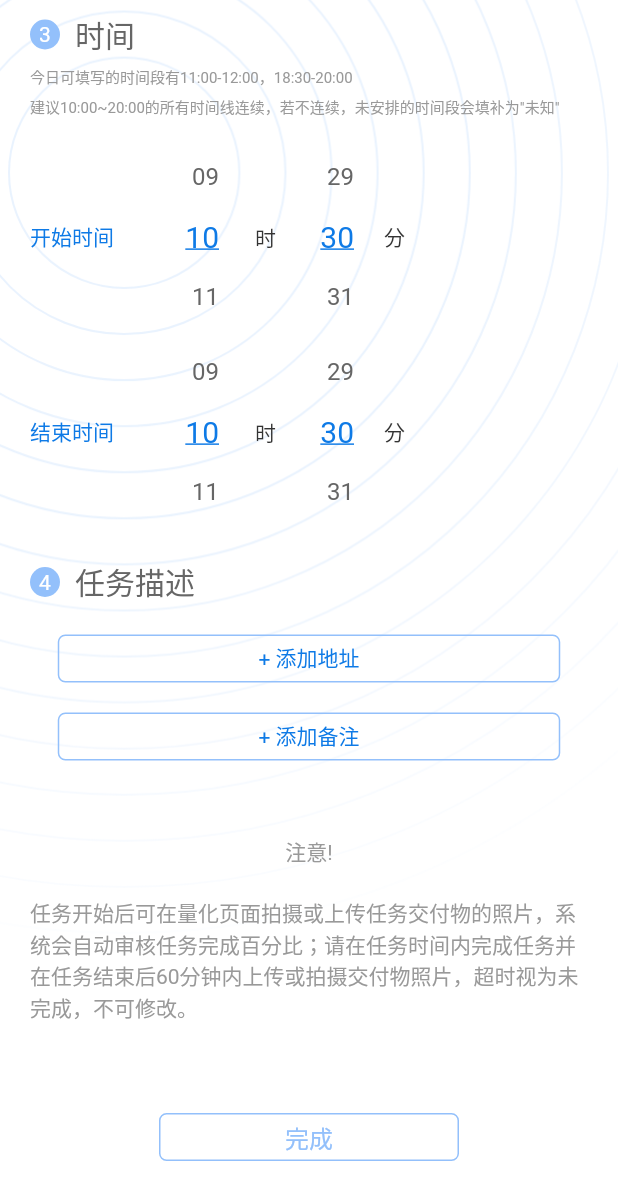
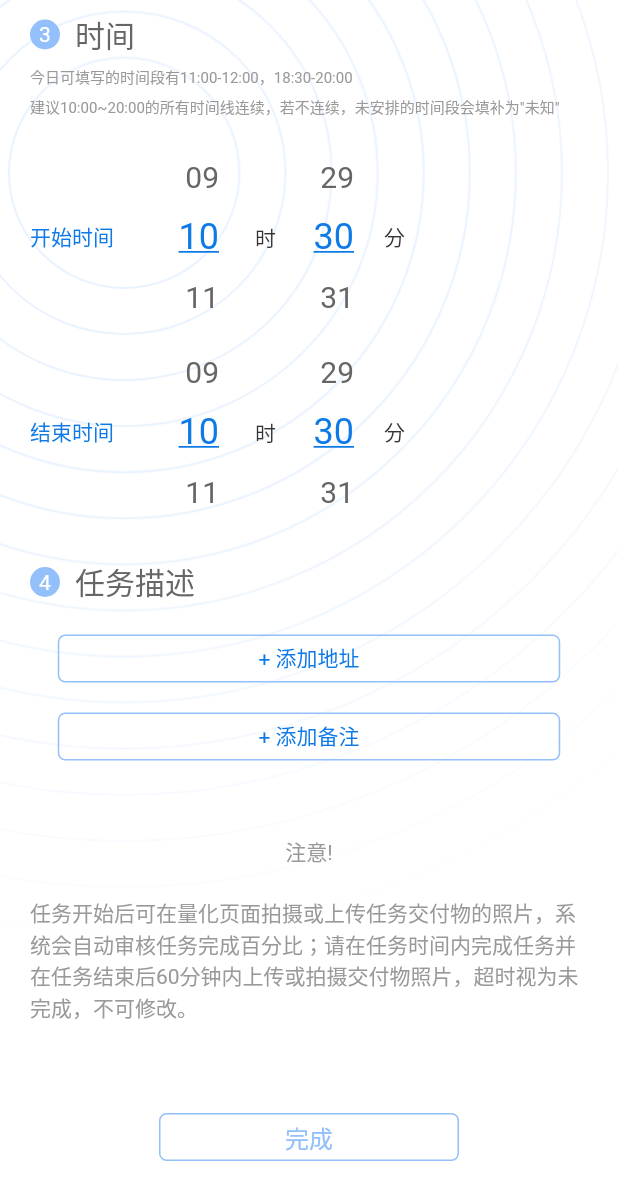
Before and after one commit to borite/ThumbSir, a Flutter app: the QListAddPage screen opened directly, scrolled down 448 dp, on a phone screen of 412 x 824 dp. Shown: the top 1200 px of the screen. Run offline on Flutter 3.47's test engine with Material 2 defaults, Android fonts, the phone set to English and light mode, and no system bars; drawn by our look-alikes of flutter_time_picker_spinner; our stand-ins replace carousel_slider, chips_choice, dio, image_picker, jiffy, package_info and 4 more; missing offline and left inert: city_picker, simple_autocomplete_formfield, simple_image_crop, some_calendar; accounts and stored records are empty; network calls fail.

Commit message:
一些样式修复

```diff
--- a/lib/pages/broker/qlist/qlist_add_page.dart
+++ b/lib/pages/broker/qlist/qlist_add_page.dart
@@ -978,13 +978,13 @@ class _QListAddPageState extends State<QListAddPage> {
   Widget StartTime(){
     return TimePickerSpinner(
       normalTextStyle: TextStyle(
-        fontSize: 16,
+        fontSize: 20,
         color: Color(0xFF666666),
         fontWeight: FontWeight.normal,
         decoration: TextDecoration.none,
       ),
       highlightedTextStyle: TextStyle(
-        fontSize: 20,
+        fontSize: 24,
         color: Color(0xFF0E7AE6),
         decoration: TextDecoration.underline,
         decorationColor: Color(0xFF0E7AE6),
@@ -1008,13 +1008,13 @@ class _QListAddPageState extends State<QListAddPage> {
   Widget EndTime(){
     return TimePickerSpinner(
       normalTextStyle: TextStyle(
-        fontSize: 16,
+        fontSize: 20,
         color: Color(0xFF666666),
         fontWeight: FontWeight.normal,
         decoration: TextDecoration.none,
       ),
       highlightedTextStyle: TextStyle(
-        fontSize: 20,
+        fontSize: 24,
         color: Color(0xFF0E7AE6),
         decoration: TextDecoration.underline,
         decorationColor: Color(0xFF0E7AE6),
```
Also changed, not shown: lib/pages/broker/qlist/qlist_change_page.dart (+4 -4 lines).
